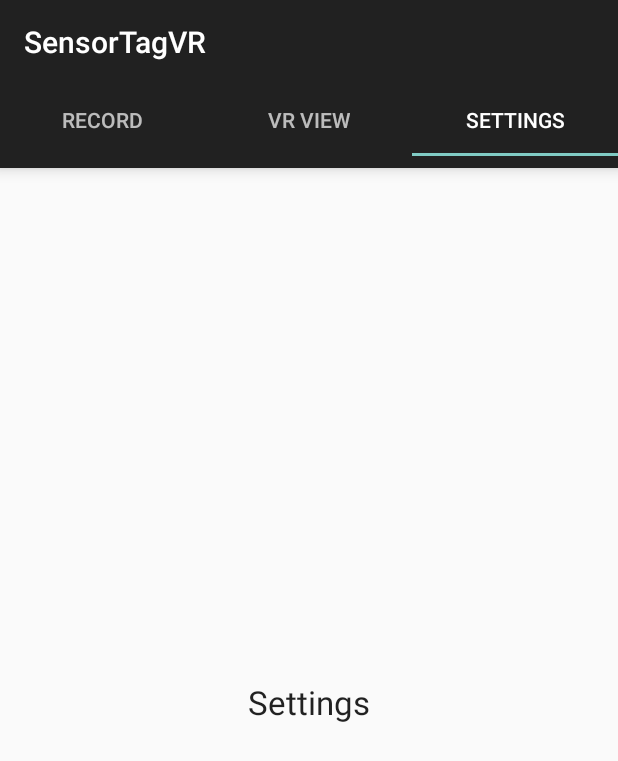
After one commit to cubuc/SW-Projekt-5.1, an Android app: the SettingsFragment screen opened directly, with no data from a screen before it, on a phone screen of 412 x 824 dp. The commit adds this screen. Shown: the top 761 px of the screen. Run offline under Robolectric (Android 15) with nearby library versions, the phone set to English and light mode, and no system bars.

Commit message:
changed tabbed activities into fragments

```diff
--- a/SensorTagVR/app/build.gradle
+++ b/SensorTagVR/app/build.gradle
@@ -30,12 +30,13 @@ dependencies {
     androidTestCompile('com.android.support.test.espresso:espresso-core:2.2.2', {
         exclude group: 'com.android.support', module: 'support-annotations'
     })
+    compile files('libs/trilateration-1.0.2.jar')
     compile 'com.android.support:appcompat-v7:25.3.1'
     compile 'com.android.support.constraint:constraint-layout:1.0.2'
     compile 'com.android.support:support-v4:25.3.1'
     compile 'com.android.support:recyclerview-v7:25.3.1'
-    testCompile 'junit:junit:4.12'
     compile 'com.google.code.gson:gson:2.8.1'
     compile 'org.apache.commons:commons-math3:3.6.1'
-    compile files('libs/trilateration-1.0.2.jar')
+    compile 'com.android.support:design:25.3.1'
+    testCompile 'junit:junit:4.12'
 }
--- a/SensorTagVR/app/src/main/AndroidManifest.xml
+++ b/SensorTagVR/app/src/main/AndroidManifest.xml
@@ -28,7 +28,7 @@
         android:label="@string/app_name"
         android:roundIcon="@mipmap/vr_app_logo"
         android:supportsRtl="true"
-        android:theme="@style/AppTheme.NoActionBar">
+        android:theme="@style/AppTheme">
         <activity android:name=".MainActivity">
             <intent-filter>
                 <action android:name="android.intent.action.MAIN" />
@@ -56,7 +56,7 @@
                 <category android:name="android.intent.category.LAUNCHER" />
             </intent-filter>
         </activity>
-
+        <activity android:name=".gui_tab_management.TabActivity"></activity>
 
 
         <service
--- /dev/null
+++ b/SensorTagVR/app/src/main/java/kn/uni/inf/sensortagvr/gui_tab_management/PagerAdapter.java
@@ -0,0 +1,41 @@
+package kn.uni.inf.sensortagvr.gui_tab_management;
+
+/**
+ * Created by Lisa-Maria on 24/06/2017.
+ * Following instructions from http://www.truiton.com/2015/06/android-tabs-example-fragments-viewpager/
+ */
+
+
+import android.support.v4.app.Fragment;
+import android.support.v4.app.FragmentManager;
+import android.support.v4.app.FragmentStatePagerAdapter;
+
+public class PagerAdapter extends FragmentStatePagerAdapter {
+    int mNumOfTabs;
+
+    public PagerAdapter(FragmentManager fm, int NumOfTabs) {
+        super(fm);
+        this.mNumOfTabs = NumOfTabs;
+    }
+
+    @Override
+    public Fragment getItem(int position) {
+
+        switch (position) {
+            case 0:
+                return new RecordFragment();
+            case 1:
+                return new VRFragment();
+            case 2:
+                return new SettingsFragment();
+            default:
+                return null;
+        }
+    }
+
+    @Override
+    public int getCount() {
+
+        return mNumOfTabs;
+    }
+}
--- /dev/null
+++ b/SensorTagVR/app/src/main/java/kn/uni/inf/sensortagvr/gui_tab_management/SettingsFragment.java
@@ -0,0 +1,24 @@
+package kn.uni.inf.sensortagvr.gui_tab_management;
+
+import android.content.Intent;
+import android.os.Bundle;
+import android.support.v4.app.Fragment;
+import android.view.LayoutInflater;
+import android.view.View;
+import android.view.ViewGroup;
+
+import kn.uni.inf.sensortagvr.R;
+import kn.uni.inf.sensortagvr.ble.ScanListActivity;
+
+public class SettingsFragment extends Fragment {
+
+    View view;
+    @Override
+    public View onCreateView(LayoutInflater inflater, ViewGroup container, Bundle savedInstanceState) {
+        view = inflater.inflate(R.layout.fragment_settings, container, false);
+
+        startActivity(new Intent(getActivity(), ScanListActivity.class));
+
+        return view;
+    }
+}
--- /dev/null
+++ b/SensorTagVR/app/src/main/java/kn/uni/inf/sensortagvr/gui_tab_management/TabActivity.java
@@ -0,0 +1,74 @@
+package kn.uni.inf.sensortagvr.gui_tab_management;
+
+/**
+ * Created by Lisa-Maria on 24/06/2017.
+ */
+
+import android.os.Bundle;
+import android.support.design.widget.TabLayout;
+import android.support.v4.view.ViewPager;
+import android.support.v7.app.AppCompatActivity;
+import android.support.v7.widget.Toolbar;
+
+import kn.uni.inf.sensortagvr.R;
+
+import static kn.uni.inf.sensortagvr.MainActivity.firstActiveTab;
+
+public class TabActivity extends AppCompatActivity {
+
+    @Override
+    protected void onCreate(Bundle savedInstanceState) {
+        super.onCreate(savedInstanceState);
+        setContentView(R.layout.activity_tab);
+
+        Toolbar toolbar = (Toolbar) findViewById(R.id.toolbar);
+        setSupportActionBar(toolbar);
+
+        TabLayout tabLayout = (TabLayout) findViewById(R.id.tab_layout);
+
+        tabLayout.addTab(tabLayout.newTab().setText("Record"));
+        tabLayout.addTab(tabLayout.newTab().setText("VR View"));
+        tabLayout.addTab(tabLayout.newTab().setText("Settings"));
+        tabLayout.setTabGravity(TabLayout.GRAVITY_FILL);
+
+        final ViewPager viewPager = (ViewPager) findViewById(R.id.pager);
+        final PagerAdapter adapter = new PagerAdapter(getSupportFragmentManager(), tabLayout.getTabCount());
+        viewPager.setAdapter(adapter);
+        viewPager.addOnPageChangeListener(new TabLayout.TabLayoutOnPageChangeListener(tabLayout));
+
+        viewPager.setCurrentItem(firstActiveTab);
+
+        tabLayout.setOnTabSelectedListener(new TabLayout.OnTabSelectedListener() {
+            @Override
+            public void onTabSelected(TabLayout.Tab tab) {
+                viewPager.setCurrentItem(tab.getPosition());
+            }
+
+            @Override
+            public void onTabUnselected(TabLayout.Tab tab) {
+            }
+
+            @Override
+            public void onTabReselected(TabLayout.Tab tab) {
+            }
+        });
+    }
+
+/*
+    @Override
+    public boolean onCreateOptionsMenu(Menu menu) {
+        getMenuInflater().inflate(R.menu.menu_main, menu);
+        return true;
+    }
+
+    @Override
+    public boolean onOptionsItemSelected(MenuItem item) {
+        int id = item.getItemId();
+        if (id == R.id.action_settings) {
+            return true;
+        }
+
+        return super.onOptionsItemSelected(item);
+    }
+  */
+}
--- /dev/null
+++ b/SensorTagVR/app/src/main/java/kn/uni/inf/sensortagvr/gui_tab_management/VRFragment.java
@@ -0,0 +1,35 @@
+package kn.uni.inf.sensortagvr.gui_tab_management;
+
+import android.content.Intent;
+import android.net.Uri;
+import android.os.Bundle;
+import android.support.v4.app.Fragment;
+import android.view.LayoutInflater;
+import android.view.View;
+import android.view.ViewGroup;
+import android.widget.Button;
+
+import kn.uni.inf.sensortagvr.R;
+
+public class VRFragment extends Fragment implements View.OnClickListener{
+
+    View view;
+
+    @Override
+    public View onCreateView(LayoutInflater inflater, ViewGroup container, Bundle savedInstanceState) {
+        view = inflater.inflate(R.layout.fragment_vr, container, false);
+        Button vrButton = (Button) view.findViewById(R.id.start_VR);
+        vrButton.setOnClickListener(this);
+        return view;
+    }
+
+    @Override
+    public void onClick(View v) {
+        String url = "http://localhost:12345/index.html";
+        Intent i = new Intent(Intent.ACTION_VIEW, Uri.parse(url));
+        i.addFlags(Intent.FLAG_ACTIVITY_NEW_TASK);
+        i.setPackage("com.android.chrome");
+        startActivity(i);
+    }
+
+}
--- a/SensorTagVR/app/src/main/res/layout/activity_main.xml
+++ b/SensorTagVR/app/src/main/res/layout/activity_main.xml
@@ -4,6 +4,7 @@
     xmlns:app="http://schemas.android.com/apk/res-auto"
     xmlns:tools="http://schemas.android.com/tools"
 
+    android:id="@+id/main_layout"
     android:layout_width="match_parent"
     android:layout_height="match_parent"
     tools:context="MainActivity">
--- /dev/null
+++ b/SensorTagVR/app/src/main/res/layout/activity_tab.xml
@@ -0,0 +1,37 @@
+<RelativeLayout
+    android:id="@+id/tab_activity_layout"
+    xmlns:android="http://schemas.android.com/apk/res/android"
+    xmlns:app="http://schemas.android.com/apk/res-auto"
+    xmlns:tools="http://schemas.android.com/tools"
+    android:layout_width="match_parent"
+    android:layout_height="match_parent"
+    tools:context=".gui_tab_management.TabActivity">
+
+    <android.support.v7.widget.Toolbar
+        android:id="@+id/toolbar"
+        android:layout_width="match_parent"
+        android:layout_height="wrap_content"
+        android:layout_alignParentTop="true"
+        android:background="?attr/colorPrimary"
+        android:elevation="6dp"
+        android:minHeight="?attr/actionBarSize"
+        android:theme="@style/ThemeOverlay.AppCompat.Dark.ActionBar"
+        app:popupTheme="@style/ThemeOverlay.AppCompat.Light"/>
+
+    <android.support.design.widget.TabLayout
+        android:id="@+id/tab_layout"
+        android:layout_width="match_parent"
+        android:layout_height="wrap_content"
+        android:layout_below="@+id/toolbar"
+        android:background="?attr/colorPrimary"
+        android:elevation="6dp"
+        android:minHeight="?attr/actionBarSize"
+        android:theme="@style/ThemeOverlay.AppCompat.Dark.ActionBar"/>
+
+    <android.support.v4.view.ViewPager
+        android:id="@+id/pager"
+        android:layout_width="match_parent"
+        android:layout_height="fill_parent"
+        android:layout_below="@id/tab_layout"/>
+
+</RelativeLayout>
--- /dev/null
+++ b/SensorTagVR/app/src/main/res/layout/fragment_settings.xml
@@ -0,0 +1,16 @@
+<?xml version="1.0" encoding="utf-8"?>
+
+<RelativeLayout xmlns:android="http://schemas.android.com/apk/res/android"
+    android:layout_width="match_parent"
+    android:layout_height="match_parent"
+    android:orientation="vertical">
+
+    <TextView
+        android:id="@+id/textView"
+        android:layout_width="wrap_content"
+        android:layout_height="wrap_content"
+        android:layout_centerInParent="true"
+        android:text="Settings"
+        android:textAppearance="?android:attr/textAppearanceLarge"/>
+
+</RelativeLayout>
--- a/SensorTagVR/app/src/main/res/values/strings.xml
+++ b/SensorTagVR/app/src/main/res/values/strings.xml
@@ -105,4 +105,7 @@
     <string name="vr_title">VR</string>
     <string name="settings_title">Settings</string>
     <string name="connect">Connect</string>
+
+    <!-- TODO: Remove or change this placeholder text -->
+    <string name="hello_blank_fragment">Hello blank fragment</string>
 </resources>
```
Also changed, not shown: SensorTagVR/app/src/main/java/kn/uni/inf/sensortagvr/MainActivity.java (+8 -11 lines), SensorTagVR/app/src/main/java/kn/uni/inf/sensortagvr/gui_tab_management/RecordFragment.java (added, +99 -0 lines), SensorTagVR/app/src/main/java/kn/uni/inf/sensortagvr/gui_tab_management/TabGroupActivity.java (+6 -3 lines), SensorTagVR/app/src/main/res/layout/fragment_record.xml (added, +71 -0 lines), SensorTagVR/app/src/main/res/layout/fragment_vr.xml (added, +23 -0 lines).
